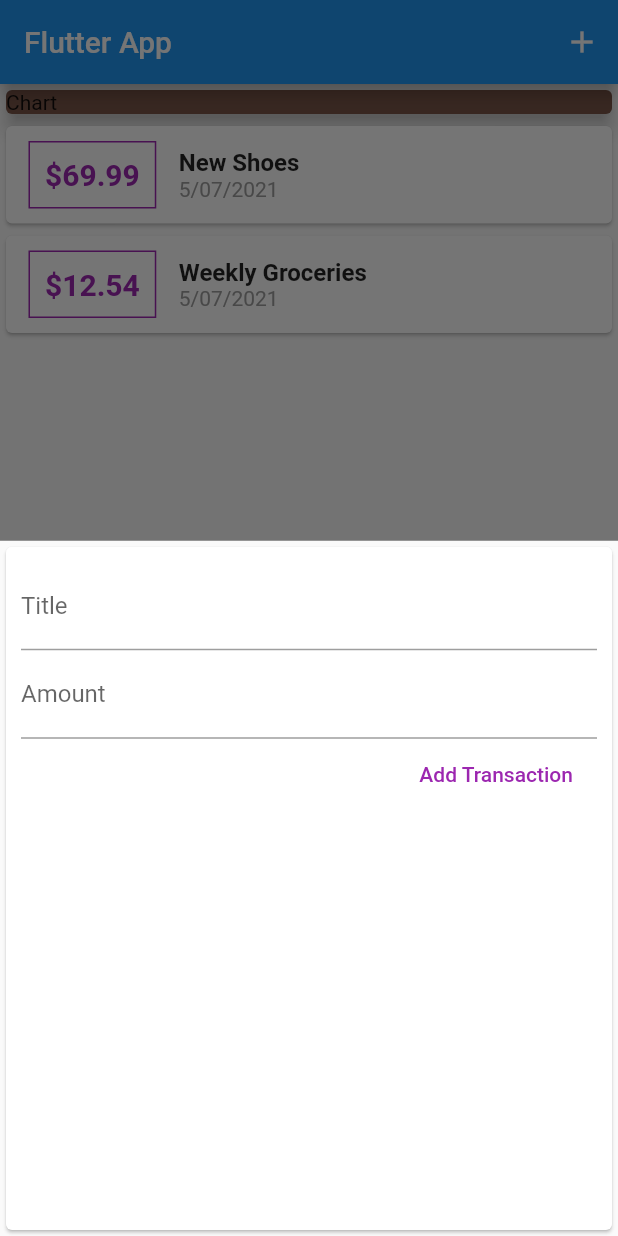
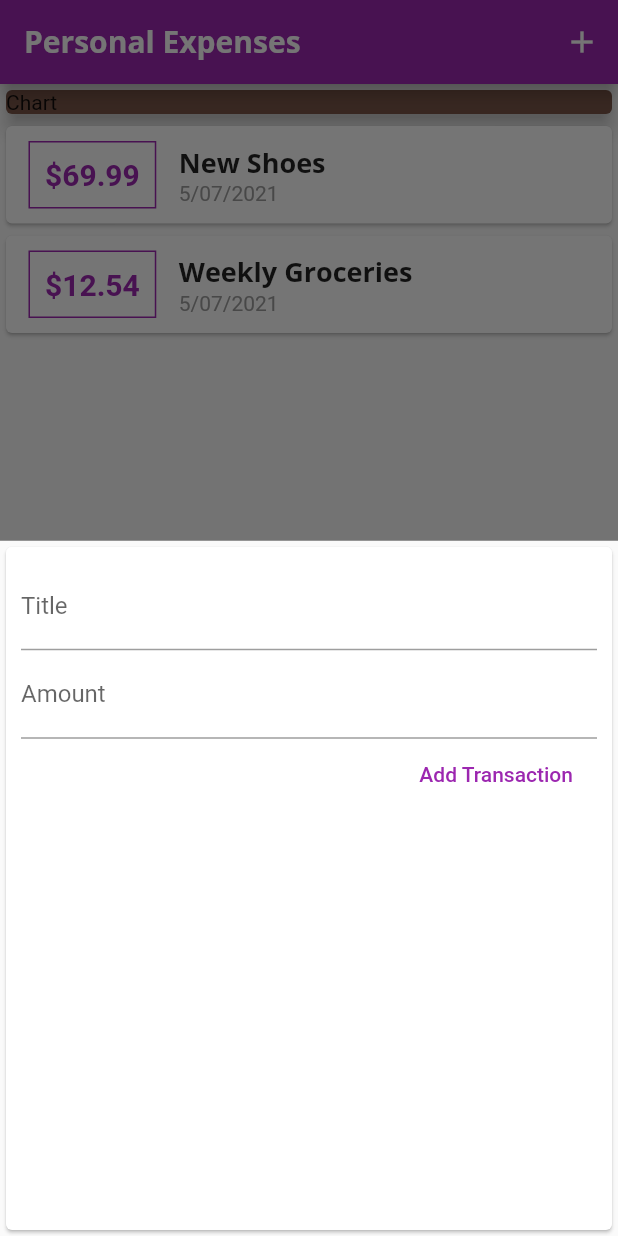
Before and after one commit to sahyun1/expanse_planner, a Flutter app: the screen it shows after launch, after a tap on the "add" icon, on a phone screen of 412 x 824 dp. Run offline on Flutter 3.47's test engine with Material 2 defaults, Android fonts, the phone set to English and light mode, and no system bars.

Commit message:
use of theme

```diff
--- a/lib/main.dart
+++ b/lib/main.dart
@@ -9,7 +9,23 @@
   @override
   Widget build(BuildContext context) {
     return MaterialApp(
-      title: 'Flutter App',
+      title: 'Personal Expenses',
+      theme: ThemeData(
+        primarySwatch: Colors.purple, // use primarySwatch over primary colour
+        accentColor: Colors.amber,
+        fontFamily: 'Quicksand',
+        textTheme: ThemeData.light().textTheme.copyWith(
+            title: TextStyle(
+                fontFamily: 'OpenSans',
+                fontWeight: FontWeight.bold,
+                fontSize: 18)),
+        appBarTheme: AppBarTheme(
+            textTheme: ThemeData.light().textTheme.copyWith(
+                title: TextStyle(
+                    fontFamily: 'OpenSans',
+                    fontSize: 20,
+                    fontWeight: FontWeight.bold))),
+      ),
       home: MyHomePage(),
     );
   }
@@ -53,7 +69,7 @@
   Widget build(BuildContext context) {
     return Scaffold(
       appBar: AppBar(
-        title: Text('Flutter App'),
+        title: Text('Personal Expenses'),
         actions: [
           IconButton(
               onPressed: () => startAddNewTransaction(context),
--- a/lib/widgets/new_transaction.dart
+++ b/lib/widgets/new_transaction.dart
@@ -1,11 +1,18 @@
 import 'package:flutter/material.dart';
 
-class NewTransaction extends StatelessWidget {
-  final titleController = TextEditingController();
-  final amountController = TextEditingController();
+class NewTransaction extends StatefulWidget {
   final Function _addNewTransaction;
 
   NewTransaction(this._addNewTransaction);
+
+  @override
+  _NewTransactionState createState() => _NewTransactionState();
+}
+
+class _NewTransactionState extends State<NewTransaction> {
+  final titleController = TextEditingController();
+
+  final amountController = TextEditingController();
 
   void submitData() {
     final enteredTitle = titleController.text;
@@ -15,7 +22,9 @@
       return;
     }
 
-    _addNewTransaction(enteredTitle, enteredAmount);
+    widget._addNewTransaction(enteredTitle, enteredAmount);
+
+    Navigator.of(context).pop();
   }
 
   @override
--- a/lib/widgets/transaction_list.dart
+++ b/lib/widgets/transaction_list.dart
@@ -20,22 +20,22 @@
                         margin:
                             EdgeInsets.symmetric(vertical: 10, horizontal: 15),
                         decoration: BoxDecoration(
-                            border: Border.all(color: Colors.purple)),
+                            border: Border.all(
+                                color: Theme.of(context).primaryColor)),
                         padding: EdgeInsets.all(10),
                         child: Text(
                           '\$${_transactions[index].amount.toStringAsFixed(2)}',
                           style: TextStyle(
                               fontWeight: FontWeight.bold,
                               fontSize: 20,
-                              color: Colors.purple),
+                              color: Theme.of(context).primaryColor),
                         )),
                     Column(
                       crossAxisAlignment: CrossAxisAlignment.start,
                       children: [
                         Text(
                           _transactions[index].title,
-                          style: TextStyle(
-                              fontWeight: FontWeight.bold, fontSize: 16),
+                          style: Theme.of(context).textTheme.title,
                         ),
                         Text(
                           DateFormat('d/MM/y')
--- a/lib/widgets/user_transactions.dart
+++ /dev/null
@@ -1,25 +0,0 @@
-import 'package:flutter/material.dart';
-import './new_transaction.dart';
-import './transaction_list.dart';
-import '../models/transaction.dart';
-
-class UserTransactions extends StatefulWidget {
-  // const UserTransactions({ Key? key }) : super(key: key);
-
-  @override
-  _UserTransactionsState createState() => _UserTransactionsState();
-}
-
-class _UserTransactionsState extends State<UserTransactions> {
-
-
-  @override
-  Widget build(BuildContext context) {
-    return Column(
-      children: [
-        NewTransaction(_addNewTransaction),
-        TransactionList(_userTransactions)
-      ],
-    );
-  }
-}
```
Also changed, not shown: pubspec.yaml (+12 -12 lines), assets/fonts/OpenSans-Bold.ttf (added), assets/fonts/OpenSans-Regular.ttf (added), assets/fonts/Quicksand-Bold.ttf (added), assets/fonts/Quicksand-Light.ttf (added), assets/fonts/Quicksand-Medium.ttf (added), assets/fonts/Quicksand-Regular.ttf (added).
